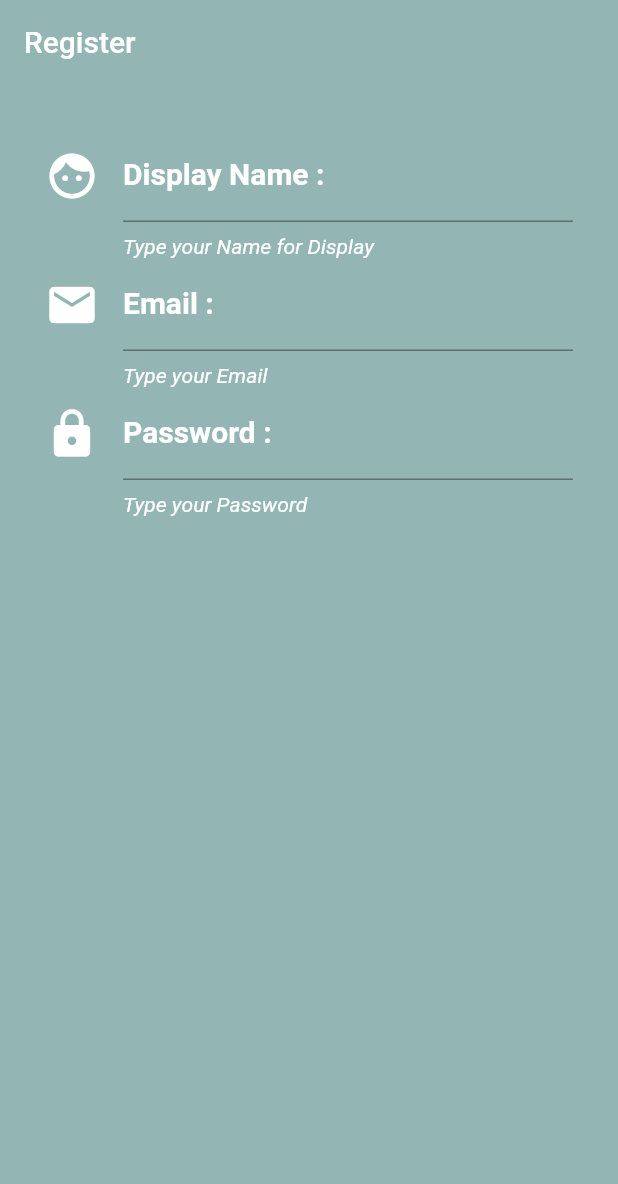
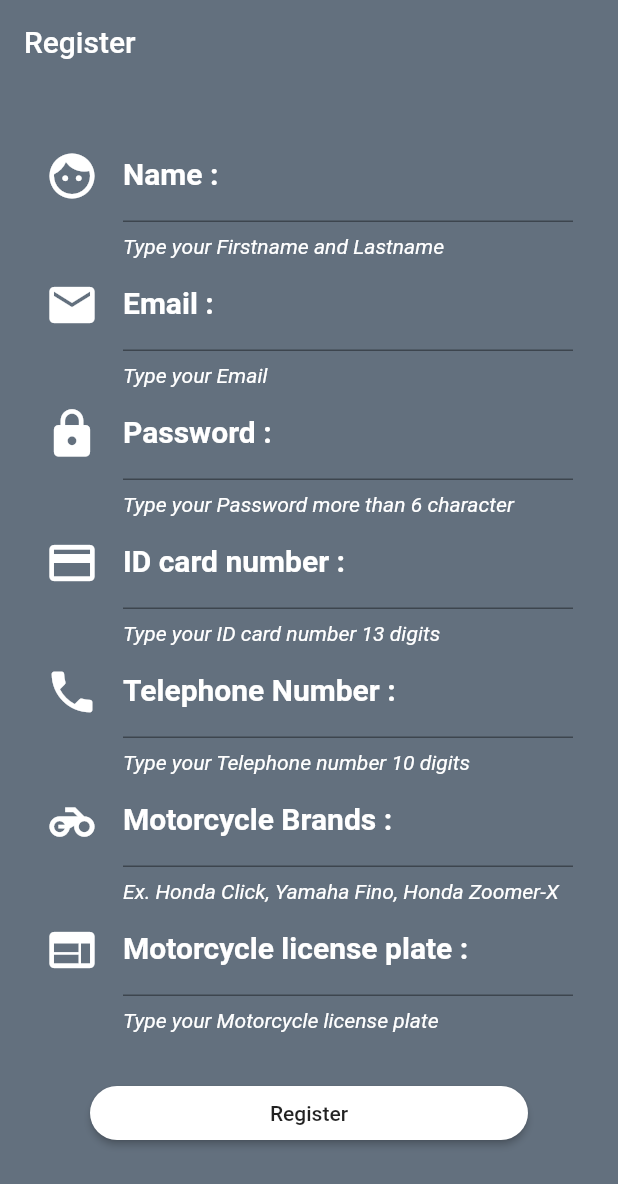
Before and after one commit to napaspong-61015042/CE63-16, a Flutter app: the screen it shows after launch, on a phone screen of 412 x 824 dp. Shown: the top 1184 px of the screen. Run offline on Flutter 3.47's test engine with Material 2 defaults, Android fonts, the phone set to English and light mode, and no system bars.

Commit message:
Edit register page
แก้ไขหน้า register

```diff
--- a/flutter_app/myapp/lib/screen/registerPage.dart
+++ b/flutter_app/myapp/lib/screen/registerPage.dart
@@ -1,6 +1,8 @@
 import 'package:flutter/material.dart';
 import 'color_palette.dart';
 import 'icon_data.dart';
+import 'home.dart';
+import 'SecondPage.dart';
 
 class RegisterPage extends StatefulWidget {
   @override
@@ -15,13 +17,13 @@ Widget nameText() {
           color: Colors.white,
           size: 36.0,
         ),
-        labelText: 'Display Name : ',
+        labelText: 'Name : ',
         labelStyle: TextStyle(
           color: Colors.white,
           fontWeight: FontWeight.bold,
           fontSize: 20.0,
         ),
-        helperText: 'Type your Name for Display',
+        helperText: 'Type your Firstname and Lastname',
         helperStyle: TextStyle(
           color: Colors.white,
           fontSize: 14.0,
@@ -67,7 +69,7 @@ Widget passwordText() {
           fontWeight: FontWeight.bold,
           fontSize: 20.0,
         ),
-        helperText: 'Type your Password',
+        helperText: 'Type your Password more than 6 character',
         helperStyle: TextStyle(
           color: Colors.white,
           fontSize: 14.0,
@@ -76,15 +78,144 @@ Widget passwordText() {
   );
 }
 
+Widget idcardText() {
+  return TextFormField(
+    decoration: InputDecoration(
+        icon: Icon(
+          Icons.credit_card,
+          color: Colors.white,
+          size: 36.0,
+        ),
+        labelText: 'ID card number : ',
+        labelStyle: TextStyle(
+          color: Colors.white,
+          fontWeight: FontWeight.bold,
+          fontSize: 20.0,
+        ),
+        helperText: 'Type your ID card number 13 digits',
+        helperStyle: TextStyle(
+          color: Colors.white,
+          fontSize: 14.0,
+          fontStyle: FontStyle.italic,
+        )),
+  );
+}
+
+Widget telephoneText() {
+  return TextFormField(
+    decoration: InputDecoration(
+        icon: Icon(
+          Icons.phone,
+          color: Colors.white,
+          size: 36.0,
+        ),
+        labelText: 'Telephone Number : ',
+        labelStyle: TextStyle(
+          color: Colors.white,
+          fontWeight: FontWeight.bold,
+          fontSize: 20.0,
+        ),
+        helperText: 'Type your Telephone number 10 digits',
+        helperStyle: TextStyle(
+          color: Colors.white,
+          fontSize: 14.0,
+          fontStyle: FontStyle.italic,
+        )),
+  );
+}
+
+Widget motorcyclebrandsText() {
+  return TextFormField(
+    decoration: InputDecoration(
+        icon: Icon(
+          Icons.motorcycle,
+          color: Colors.white,
+          size: 36.0,
+        ),
+        labelText: 'Motorcycle Brands : ',
+        labelStyle: TextStyle(
+          color: Colors.white,
+          fontWeight: FontWeight.bold,
+          fontSize: 20.0,
+        ),
+        helperText: 'Ex. Honda Click, Yamaha Fino, Honda Zoomer-X',
+        helperStyle: TextStyle(
+          color: Colors.white,
+          fontSize: 14.0,
+          fontStyle: FontStyle.italic,
+        )),
+  );
+}
+
+Widget motorcyclelicenseplateText() {
+  return TextFormField(
+    decoration: InputDecoration(
+        icon: Icon(
+          Icons.web,
+          color: Colors.white,
+          size: 36.0,
+        ),
+        labelText: 'Motorcycle license plate : ',
+        labelStyle: TextStyle(
+          color: Colors.white,
+          fontWeight: FontWeight.bold,
+          fontSize: 20.0,
+        ),
+        helperText: 'Type your Motorcycle license plate',
+        helperStyle: TextStyle(
+          color: Colors.white,
+          fontSize: 14.0,
+          fontStyle: FontStyle.italic,
+        )),
+  );
+}
+
+Widget registerButton() {
+  return Container(
+    child: Padding(
+      padding: EdgeInsets.all(30.0),
+      child: MaterialButton(
+        color: Colors.white,
+        shape: RoundedRectangleBorder(
+          borderRadius: BorderRadius.circular(24.0),
+        ),
+        onPressed: () {},
+        child:
+//          isloading ? CupertinoActivityIndicator() :
+            Text('Register'),
+      ),
+    ),
+  );
+}
+
+Widget loginButton() {
+  return Container(
+    child: Padding(
+      padding: EdgeInsets.only(top: 10.0),
+      child: FlatButton(
+        onPressed: () {
+//          Navigator.push(context,
+//              MaterialPageRoute(builder: (context) => SecondPage()));
+        },
+        child: Text('Already a User? Login'),
+        textColor: Colors.white,
+      ),
+    ),
+  );
+}
+
 class _RegisterPageState extends State<RegisterPage> {
   @override
   Widget build(BuildContext context) {
     return new Scaffold(
-      backgroundColor: ColorPalette.grey60,
+      backgroundColor: ColorPalette.grey90,
       appBar: AppBar(
         backgroundColor: Colors.transparent,
         elevation: 0.0,
-        title: Text('Register'),
+        title: Text(
+          'Register',
+          textAlign: TextAlign.center,
+        ),
       ),
       body: ListView(
         padding: EdgeInsets.all(30.0),
@@ -92,6 +223,12 @@ class _RegisterPageState extends State<RegisterPage> {
           nameText(),
           emailText(),
           passwordText(),
+          idcardText(),
+          telephoneText(),
+          motorcyclebrandsText(),
+          motorcyclelicenseplateText(),
+          registerButton(),
+          loginButton(),
         ],
       ),
     );
```
